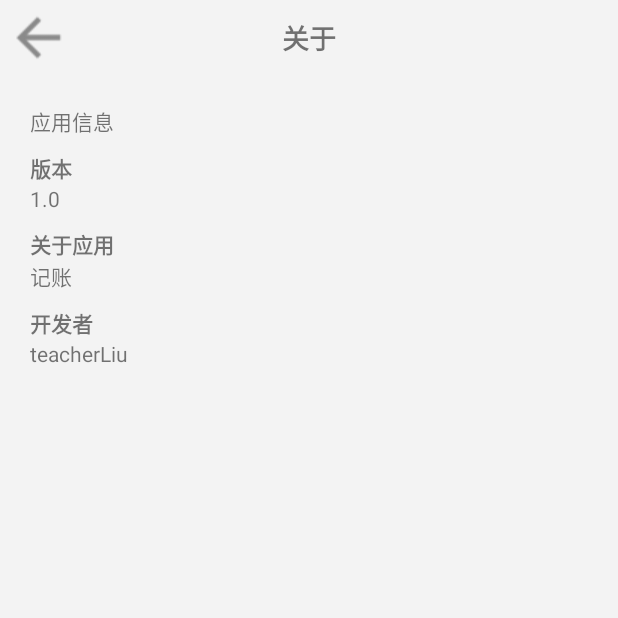
After one commit to Timorcc/tally_-, an Android app: the AboutActivity screen opened directly, with no data from a screen before it, on a phone screen of 412 x 824 dp, the top half of it. The commit adds this screen. Run offline under Robolectric (Android 15) with nearby library versions, the phone set to English and light mode, and no system bars.

Commit message:
part 2 p4 finished

```diff
--- a/app/src/main/AndroidManifest.xml
+++ b/app/src/main/AndroidManifest.xml
@@ -10,7 +10,8 @@
         android:roundIcon="@mipmap/ic_launcher_round"
         android:supportsRtl="true"
         android:theme="@style/AppTheme">
-        <activity android:name=".SearchActivity"></activity>
+        <activity android:name=".AboutActivity"></activity>
+        <activity android:name=".SearchActivity" />
         <activity android:name=".RecordActivity" />
         <activity android:name=".MainActivity">
             <intent-filter>
--- /dev/null
+++ b/app/src/main/java/com/example/tally/AboutActivity.java
@@ -0,0 +1,25 @@
+package com.example.tally;
+
+import androidx.appcompat.app.AppCompatActivity;
+
+import android.os.Bundle;
+import android.view.View;
+
+public class AboutActivity extends AppCompatActivity {
+
+    @Override
+    protected void onCreate(Bundle savedInstanceState) {
+        super.onCreate(savedInstanceState);
+        setContentView(R.layout.activity_about);
+    }
+
+
+    public void onClick(View view) {
+        switch (view.getId()) {
+            case R.id.about_back:
+                finish();
+                break;
+        }
+
+    }
+}
--- a/app/src/main/java/com/example/tally/utils/MoreDialog.java
+++ b/app/src/main/java/com/example/tally/utils/MoreDialog.java
@@ -2,6 +2,7 @@ package com.example.tally.utils;
 
 import android.app.Dialog;
 import android.content.Context;
+import android.content.Intent;
 import android.os.Bundle;
 import android.view.Display;
 import android.view.Gravity;
@@ -13,7 +14,9 @@ import android.widget.ImageView;
 
 import androidx.annotation.NonNull;
 
+import com.example.tally.AboutActivity;
 import com.example.tally.R;
+import com.example.tally.SearchActivity;
 
 public class MoreDialog extends Dialog implements View.OnClickListener {
 
@@ -48,8 +51,11 @@ public class MoreDialog extends Dialog implements View.OnClickListener {
 
     @Override
     public void onClick(View v) {
+        Intent intent = new Intent();
         switch (v.getId()) {
             case R.id.dialog_more_btn_about:
+                intent.setClass(getContext(), AboutActivity.class);
+                getContext().startActivity(intent);
                 break;
             case R.id.dialog_more_btn_setting:
                 break;
@@ -62,7 +68,6 @@ public class MoreDialog extends Dialog implements View.OnClickListener {
         }
         cancel();
     }
-
 
 
     //设置dialog的尺寸和屏幕尺寸一致
--- /dev/null
+++ b/app/src/main/res/layout/activity_about.xml
@@ -0,0 +1,77 @@
+<?xml version="1.0" encoding="utf-8"?>
+<LinearLayout xmlns:android="http://schemas.android.com/apk/res/android"
+    android:layout_width="match_parent"
+    android:layout_height="match_parent"
+    android:background="@color/grey_f3f3f3"
+    android:orientation="vertical">
+
+    <RelativeLayout
+        android:layout_width="match_parent"
+        android:layout_height="50dp">
+
+        <ImageView
+            android:id="@+id/about_back"
+            android:layout_width="wrap_content"
+            android:layout_height="match_parent"
+            android:layout_marginStart="10dp"
+            android:onClick="onClick"
+            android:src="@mipmap/it_back" />
+
+        <TextView
+            android:layout_width="wrap_content"
+            android:layout_height="wrap_content"
+            android:layout_centerInParent="true"
+            android:text="@string/about"
+            android:textSize="18sp"
+            android:textStyle="bold" />
+    </RelativeLayout>
+
+    <LinearLayout
+        android:layout_width="match_parent"
+        android:layout_height="match_parent"
+        android:orientation="vertical"
+        android:padding="20dp">
+
+        <TextView
+            android:layout_width="wrap_content"
+            android:layout_height="wrap_content"
+            android:paddingBottom="10dp"
+            android:text="@string/about_appinfo" />
+
+        <TextView
+            android:layout_width="wrap_content"
+            android:layout_height="wrap_content"
+            android:text="@string/about_version"
+            android:textStyle="bold" />
+
+        <TextView
+            android:layout_width="wrap_content"
+            android:layout_height="wrap_content"
+            android:paddingBottom="10dp"
+            android:text="@string/about_1" />
+
+        <TextView
+            android:layout_width="wrap_content"
+            android:layout_height="wrap_content"
+            android:text="@string/about_app"
+            android:textStyle="bold" />
+
+        <TextView
+            android:layout_width="wrap_content"
+            android:layout_height="wrap_content"
+            android:paddingBottom="10dp"
+            android:text="@string/about_this" />
+
+        <TextView
+            android:layout_width="wrap_content"
+            android:layout_height="wrap_content"
+            android:text="@string/about_developer"
+            android:textStyle="bold" />
+
+        <TextView
+            android:layout_width="wrap_content"
+            android:layout_height="wrap_content"
+            android:paddingBottom="10dp"
+            android:text="@string/about_loc" />
+    </LinearLayout>
+</LinearLayout>
--- a/app/src/main/res/values/strings.xml
+++ b/app/src/main/res/values/strings.xml
@@ -18,5 +18,14 @@
     <string name="history_record">账单记录</string>
     <string name="account_info">账单详情</string>
 
+    <string name="about_appinfo">应用信息</string>
+    <string name="about_version">版本</string>
+    <string name="about_1">1.0</string>
+    <string name="about_app">关于应用</string>
+    <string name="about_this">记账</string>
+    <string name="about_developer">开发者</string>
+    <string name="about_loc">teacherLiu</string>
+
+
 
 </resources>
```
